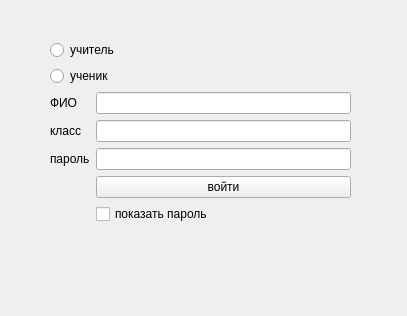
Above: SchoolManagmentSystem/Views/Forms/loginwindow.ui from KaledaKirill/SchoolManagmentSystem before the change. Below: the same form after it.
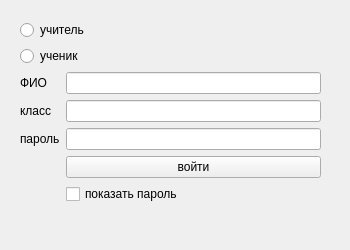
That is the form after the change. Icons and pictures are not drawn.

Commit message: Layout StudentWindow

The edit to the form file:
```diff
--- a/SchoolManagmentSystem/Views/Forms/loginwindow.ui
+++ b/SchoolManagmentSystem/Views/Forms/loginwindow.ui
@@ -6,10 +6,28 @@
    <rect>
     <x>0</x>
     <y>0</y>
-    <width>407</width>
-    <height>316</height>
+    <width>350</width>
+    <height>250</height>
    </rect>
   </property>
+  <property name="sizePolicy">
+   <sizepolicy hsizetype="Fixed" vsizetype="Fixed">
+    <horstretch>0</horstretch>
+    <verstretch>0</verstretch>
+   </sizepolicy>
+  </property>
+  <property name="minimumSize">
+   <size>
+    <width>350</width>
+    <height>250</height>
+   </size>
+  </property>
+  <property name="maximumSize">
+   <size>
+    <width>350</width>
+    <height>250</height>
+   </size>
+  </property>
   <property name="windowTitle">
    <string>Form</string>
   </property>
@@ -123,8 +141,8 @@
   <widget class="QWidget" name="verticalLayoutWidget">
    <property name="geometry">
     <rect>
-     <x>50</x>
-     <y>40</y>
+     <x>20</x>
+     <y>20</y>
      <width>301</width>
      <height>252</height>
     </rect>
```
Left out of the diff: 4 changed lines with no effect on the pictures. The commit also changes 4 other files.
